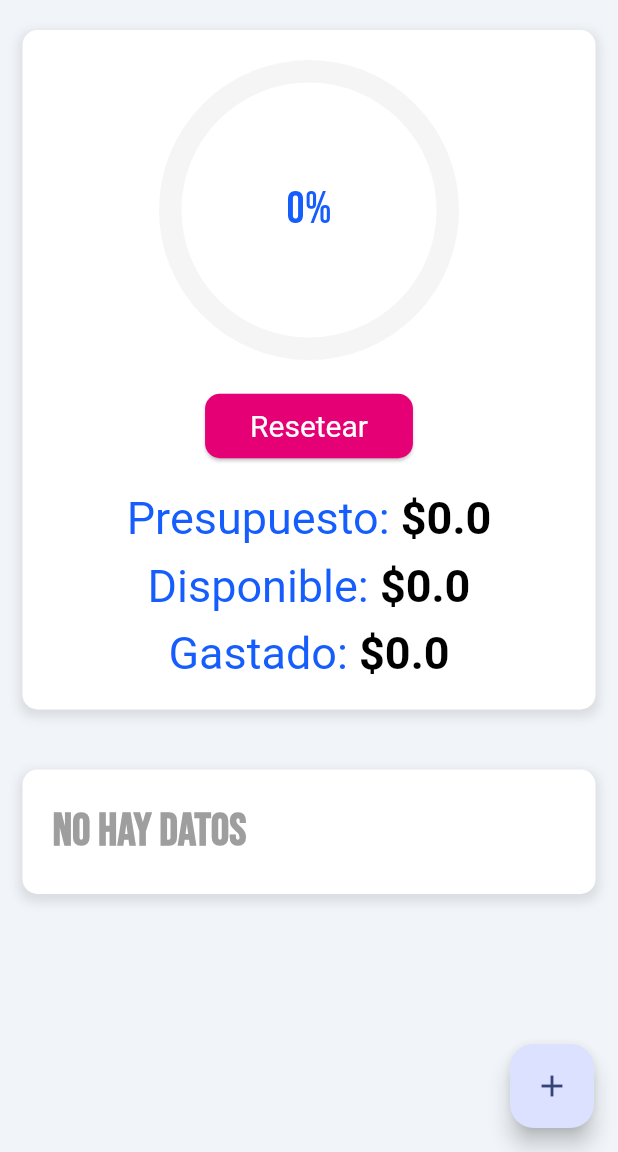
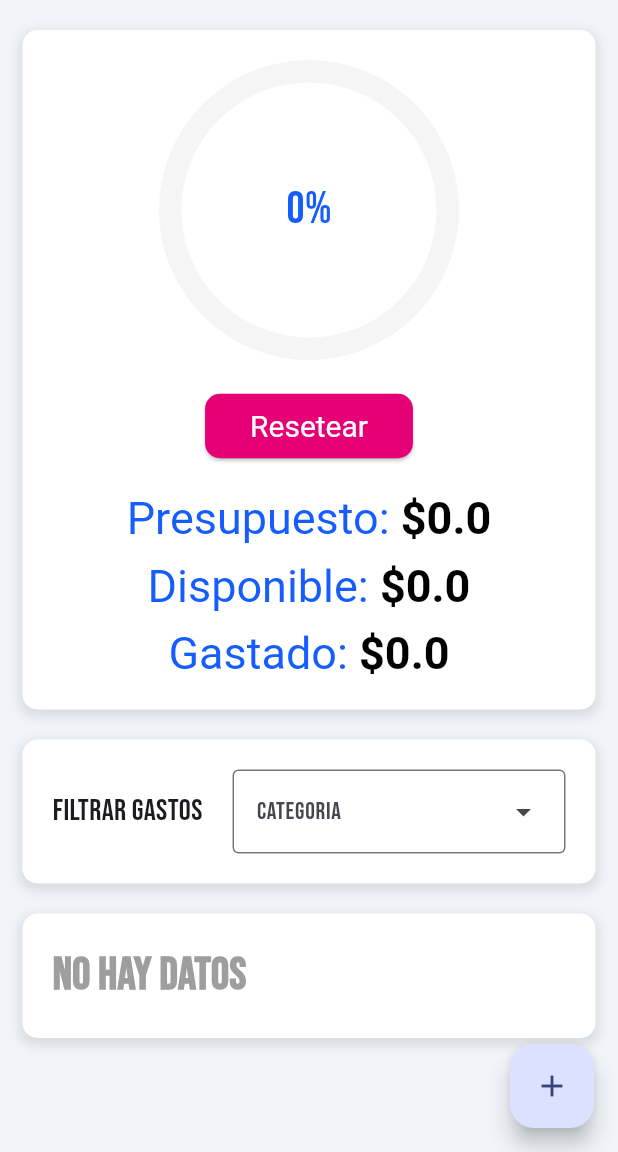
Before and after one commit to ArgueDev/Costly, a Flutter app: the ControlScreen screen opened directly, on a phone screen of 412 x 824 dp, the part 84-1236 px from its top. Run offline on Flutter 3.47's test engine with Material 3 defaults, Android fonts, the phone set to English and light mode, and no system bars; drawn by our look-alikes of percent_indicator; our stand-ins replace google_fonts, sqflite; accounts and stored records are empty.

Commit message:
opcion creada para mostrar las categorias

```diff
--- /dev/null
+++ b/lib/model/category_expense.dart
@@ -0,0 +1,15 @@
+enum CategoryExpense {
+  comida('Comida', id: 1),
+  transporte('Transporte', id: 2),
+  hotel('Hotel', id: 3),
+  entretenimiento('Entretenimiento', id: 4),
+  compras('Compras', id: 5),
+  otro('Otro', id: 6),
+  todo('Todo', id: 7);
+
+  final String label;
+  final int id;
+
+  const CategoryExpense(this.label, {required this.id});
+
+}
--- a/lib/screens/control_screen.dart
+++ b/lib/screens/control_screen.dart
@@ -19,17 +19,26 @@
       ),
       backgroundColor: AppColors.azulClaro,
       body: SingleChildScrollView(
+      physics: ScrollPhysics(
+        parent: BouncingScrollPhysics(),
+      ),
         child: Center(
           child: Column(
             children: [
               BudgetTracker(),
+              CategoryFilter(),
               ListExpense()
             ],
           ),
         ),
       ),
       floatingActionButton: FloatingActionButton(
-        onPressed: () {},
+        onPressed: () {
+          showDialog(
+            context: context,
+            builder: (BuildContext context) => ExpenseForm()
+          );
+        },
         child: Icon(Icons.add),
       ),
     );
--- /dev/null
+++ b/lib/widgets/category_filter.dart
@@ -0,0 +1,61 @@
+import 'package:flutter/material.dart';
+
+import 'package:costly/model/category_expense.dart';
+import 'package:costly/theme/app_colors.dart';
+
+class CategoryFilter extends StatefulWidget {
+  const CategoryFilter({super.key});
+
+  @override
+  State<CategoryFilter> createState() => _CategoryFilterState();
+}
+
+class _CategoryFilterState extends State<CategoryFilter> {
+
+  @override
+  Widget build(BuildContext context) {
+    return Container(
+      width: double.infinity,
+      margin: EdgeInsets.symmetric(horizontal: 15),
+      padding: EdgeInsets.all(20),
+      decoration: BoxDecoration(
+        color: Colors.white,
+        borderRadius: BorderRadius.all(Radius.circular(10)),
+        boxShadow: [
+          BoxShadow(
+            color: Colors.black.withValues(alpha: 0.1),
+            spreadRadius: 2,
+            blurRadius: 5,
+            offset: Offset(0, 3),
+          ),
+        ],
+      ),
+      child: Row(
+        children: [
+          Text('Filtrar Gastos', style: TextStyle(fontSize: 20),),
+          SizedBox(width: 20),
+          Expanded(
+            child: DropdownMenu(
+              menuStyle: MenuStyle(
+                backgroundColor: WidgetStateProperty.all(AppColors.azulClaro),
+
+              ),
+              label: Text('Categoria'),
+              dropdownMenuEntries: CategoryExpense.values.map(
+                (CategoryExpense categoria) {
+                  return DropdownMenuEntry(
+                    value: categoria,
+                    label: categoria.label,
+                    style: ButtonStyle(
+                      textStyle: WidgetStateProperty.all(TextStyle(fontSize: 20)),
+                    )
+                  );
+                }
+              ).toList(),
+            ),
+          )
+        ],
+      )
+    );
+  }
+}
--- a/lib/widgets/widgets.dart
+++ b/lib/widgets/widgets.dart
@@ -1,2 +1,4 @@
 export 'budget_tracker.dart';
 export 'list_expense.dart';
+export 'category_filter.dart';
+export 'expense_form.dart';
```
Also changed, not shown: lib/screens/home_screen.dart (+5 -6 lines), lib/widgets/expense_form.dart (added, +36 -0 lines).
